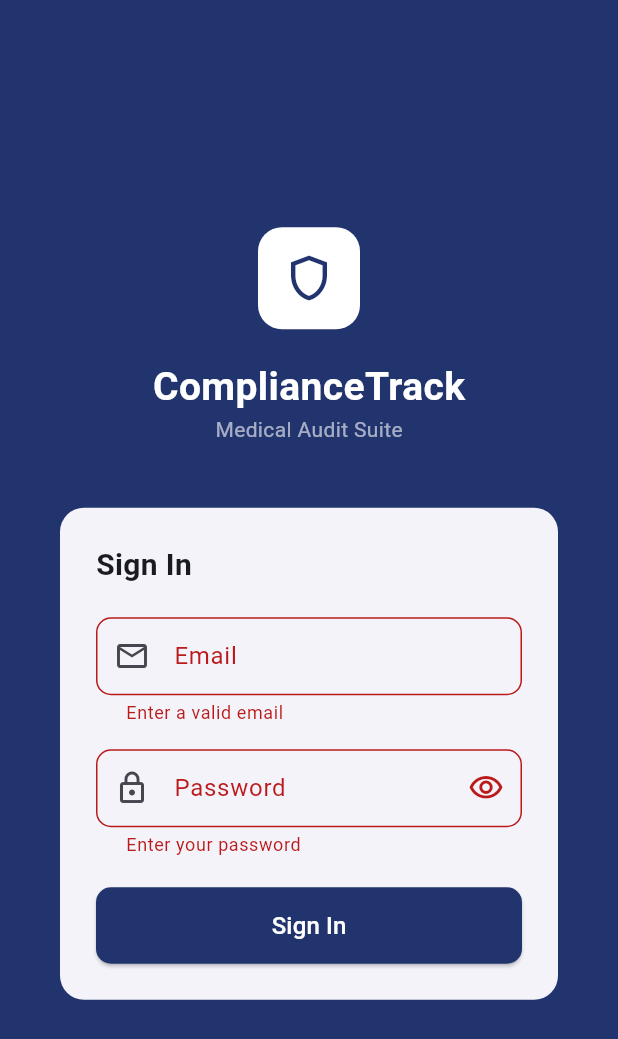
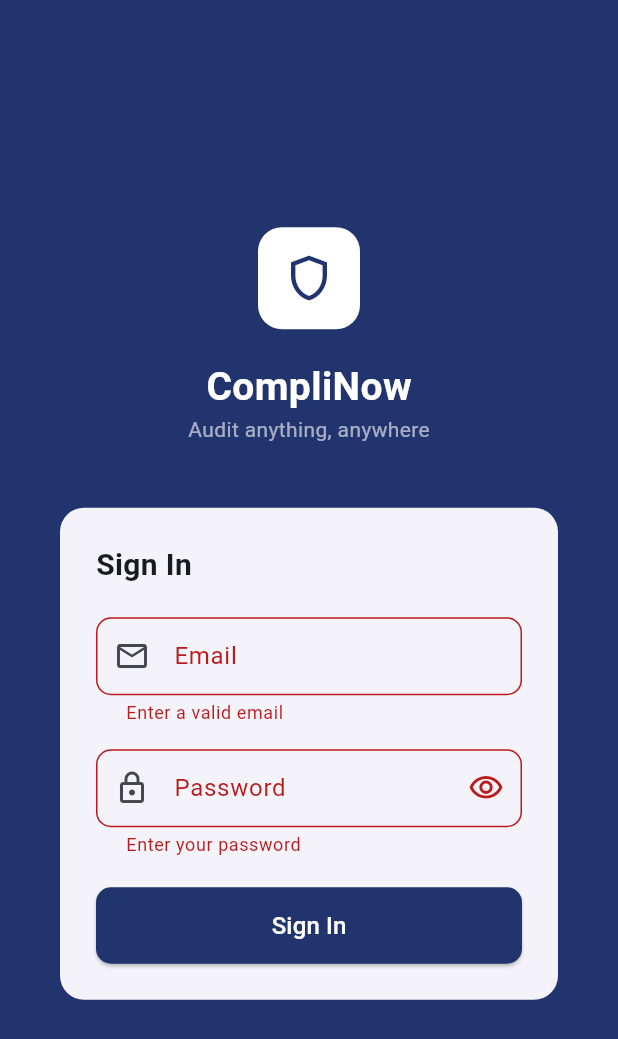
Before and after one commit to Manoore/ComplianceTracking, a Flutter app: the screen it shows after launch, after a tap on "Sign In", on a phone screen of 412 x 824 dp. Shown: the top 1039 px of the screen. Run offline on Flutter 3.47's test engine with Material 3 defaults, Android fonts, the phone set to English and light mode, and no system bars; our stand-ins replace flutter_secure_storage, geolocator, go_router, image_picker; accounts and stored records are empty; network calls fail.

Commit message:
rebrand: rename app to CompliNow — generic compliance platform for any industry

```diff
--- a/mobile/lib/main.dart
+++ b/mobile/lib/main.dart
@@ -23,7 +23,7 @@ import 'screens/admin/roles_screen.dart';
 
 void main() async {
   WidgetsFlutterBinding.ensureInitialized();
-  runApp(const ComplianceTrackApp());
+  runApp(const CompliNowApp());
 }
 
 class AuthState extends ChangeNotifier {
@@ -66,8 +66,8 @@ class AuthState extends ChangeNotifier {
   }
 }
 
-class ComplianceTrackApp extends StatelessWidget {
-  const ComplianceTrackApp({super.key});
+class CompliNowApp extends StatelessWidget {
+  const CompliNowApp({super.key});
 
   @override
   Widget build(BuildContext context) {
@@ -107,7 +107,7 @@ class ComplianceTrackApp extends StatelessWidget {
                 ],
               );
               return MaterialApp.router(
-                title: 'ComplianceTrack',
+                title: 'CompliNow',
                 theme: appTheme(),
                 routerConfig: router,
                 debugShowCheckedModeBanner: false,
--- a/mobile/lib/screens/login_screen.dart
+++ b/mobile/lib/screens/login_screen.dart
@@ -56,8 +56,8 @@ class _LoginScreenState extends State<LoginScreen> {
                   child: const Icon(Icons.shield_outlined, color: kBrand, size: 36),
                 ),
                 const SizedBox(height: 20),
-                const Text('ComplianceTrack', style: TextStyle(color: Colors.white, fontSize: 26, fontWeight: FontWeight.bold)),
-                const Text('Medical Audit Suite', style: TextStyle(color: Colors.white60, fontSize: 14)),
+                const Text('CompliNow', style: TextStyle(color: Colors.white, fontSize: 26, fontWeight: FontWeight.bold)),
+                const Text('Audit anything, anywhere', style: TextStyle(color: Colors.white60, fontSize: 14)),
                 const SizedBox(height: 36),
                 Card(
                   elevation: 0,
--- a/mobile/lib/widgets/app_drawer.dart
+++ b/mobile/lib/widgets/app_drawer.dart
@@ -21,7 +21,7 @@ class AppDrawer extends StatelessWidget {
         children: [
           UserAccountsDrawerHeader(
             decoration: const BoxDecoration(color: kBrand),
-            accountName: Text(user?.fullName ?? ''),
+            accountName: Text(user?.fullName ?? '', style: const TextStyle(fontWeight: FontWeight.bold)),
             accountEmail: Text(displayRole, style: const TextStyle(fontSize: 12, color: Colors.white70)),
             currentAccountPicture: CircleAvatar(
               backgroundColor: Colors.white,
```
Also changed, not shown: 5 other files.
